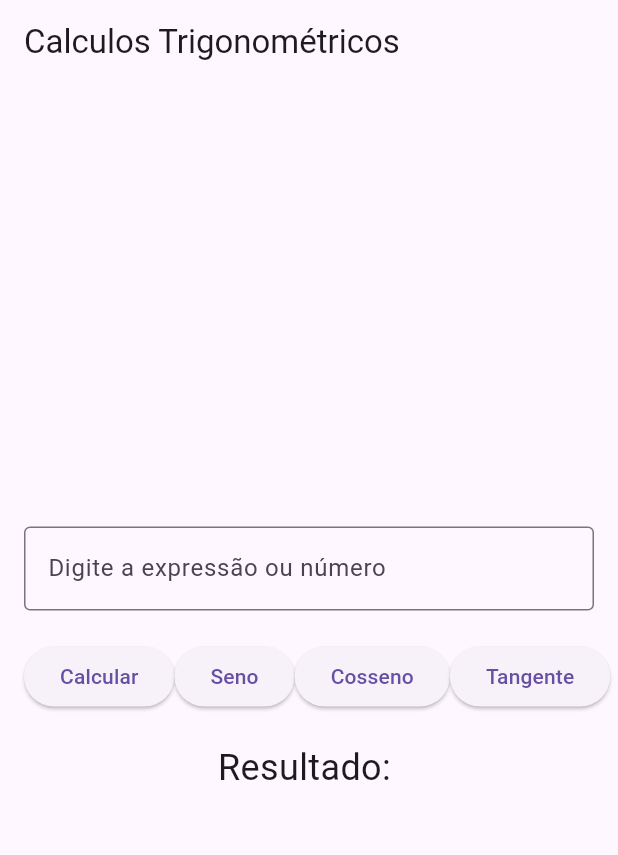
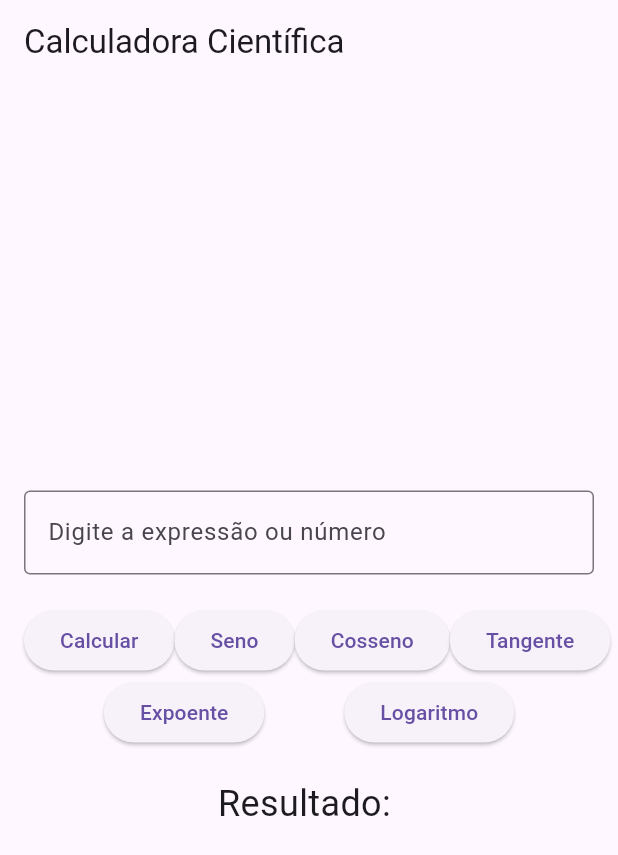
Before and after one commit to LucasSilvestreTech/myapp, a Flutter app: the screen it shows after launch, on a phone screen of 412 x 824 dp. Shown: the top 855 px of the screen. Run offline on Flutter 3.47's test engine with Material 3 defaults, Android fonts, the phone set to English and light mode, and no system bars; missing offline and left inert: expressions.

Commit message:
alteração

```diff
--- a/lib/main.dart
+++ b/lib/main.dart
@@ -1,36 +1,33 @@
 import 'dart:math';
 import 'package:flutter/material.dart';
-// ignore: depend_on_referenced_packages
+import 'package:expressions/expressions.dart';
 
 void main() {
   runApp(MyApp());
 }
 
 class MyApp extends StatelessWidget {
-  const MyApp({super.key});
-
   @override
   Widget build(BuildContext context) {
     return MaterialApp(
-      home: Calculator(),
+      home: ScientificCalculator(),
     );
   }
 }
 
-class Calculator extends StatefulWidget {
+class ScientificCalculator extends StatefulWidget {
   @override
-  // ignore: library_private_types_in_public_api
-  _CalculatorState createState() => _CalculatorState();
+  _ScientificCalculatorState createState() => _ScientificCalculatorState();
 }
 
-class _CalculatorState extends State<Calculator> {
+class _ScientificCalculatorState extends State<ScientificCalculator> {
   final TextEditingController _controller = TextEditingController();
   String _result = '';
 
   void _evaluateExpression() {
     try {
       final expression = Expression.parse(_controller.text);
-      const evaluator = ExpressionEvaluator();
+      final evaluator = const ExpressionEvaluator();
       final result = evaluator.eval(expression, {});
 
       setState(() {
@@ -70,11 +67,47 @@ class _CalculatorState extends State<Calculator> {
     }
   }
 
+  void _calculateLogarithm() {
+    final number = double.tryParse(_controller.text);
+    if (number != null && number > 0) {
+      final result = log(number);
+      setState(() {
+        _result = 'Log($number): ${result.toStringAsFixed(5)}';
+      });
+    } else {
+      setState(() {
+        _result = 'Por favor, digite um número positivo válido';
+      });
+    }
+  }
+
+  void _calculateExponentiation() {
+    final parts = _controller.text.split('^');
+    if (parts.length == 2) {
+      final base = double.tryParse(parts[0]);
+      final exponent = double.tryParse(parts[1]);
+      if (base != null && exponent != null) {
+        final result = pow(base, exponent);
+        setState(() {
+          _result = 'Resultado: ${result.toStringAsFixed(5)}';
+        });
+      } else {
+        setState(() {
+          _result = 'Por favor, digite uma expressão válida';
+        });
+      }
+    } else {
+      setState(() {
+        _result = 'Por favor, digite uma expressão no formato base^expoente';
+      });
+    }
+  }
+
   @override
   Widget build(BuildContext context) {
     return Scaffold(
       appBar: AppBar(
-        title: const Text('Calculos Trigonométricos'),
+        title: Text('Calculadora Científica'),
       ),
       body: Padding(
         padding: const EdgeInsets.all(16.0),
@@ -83,38 +116,51 @@ class _CalculatorState extends State<Calculator> {
           children: [
             TextField(
               controller: _controller,
-              decoration: const InputDecoration(
+              decoration: InputDecoration(
                 border: OutlineInputBorder(),
                 labelText: 'Digite a expressão ou número',
               ),
               keyboardType: TextInputType.number,
             ),
-            const SizedBox(height: 20),
+            SizedBox(height: 20),
             Row(
               mainAxisAlignment: MainAxisAlignment.spaceEvenly,
               children: [
                 ElevatedButton(
                   onPressed: _evaluateExpression,
-                  child: const Text('Calcular'),
+                  child: Text('Calcular'),
                 ),
                 ElevatedButton(
                   onPressed: () => _calculateTrigFunction('sin'),
-                  child: const Text('Seno'),
+                  child: Text('Seno'),
                 ),
                 ElevatedButton(
                   onPressed: () => _calculateTrigFunction('cos'),
-                  child: const Text('Cosseno'),
+                  child: Text('Cosseno'),
                 ),
                 ElevatedButton(
                   onPressed: () => _calculateTrigFunction('tan'),
-                  child: const Text('Tangente'),
+                  child: Text('Tangente'),
                 ),
               ],
             ),
-            const SizedBox(height: 20),
+            Row(
+              mainAxisAlignment: MainAxisAlignment.spaceEvenly,
+              children: [
+                ElevatedButton(
+                  onPressed: _calculateExponentiation,
+                  child: Text('Expoente'),
+                ),
+                ElevatedButton(
+                  onPressed: _calculateLogarithm,
+                  child: Text('Logaritmo'),
+                ),
+              ],
+            ),
+            SizedBox(height: 20),
             Text(
               'Resultado: $_result',
-              style: const TextStyle(fontSize: 24),
+              style: TextStyle(fontSize: 24),
             ),
           ],
         ),
@@ -122,13 +168,3 @@ class _CalculatorState extends State<Calculator> {
     );
   }
 }
-
-class ExpressionEvaluator {
-  const ExpressionEvaluator();
-
-  eval(expression, Map map) {}
-}
-
-class Expression {
-  static parse(String text) {}
-}
```
